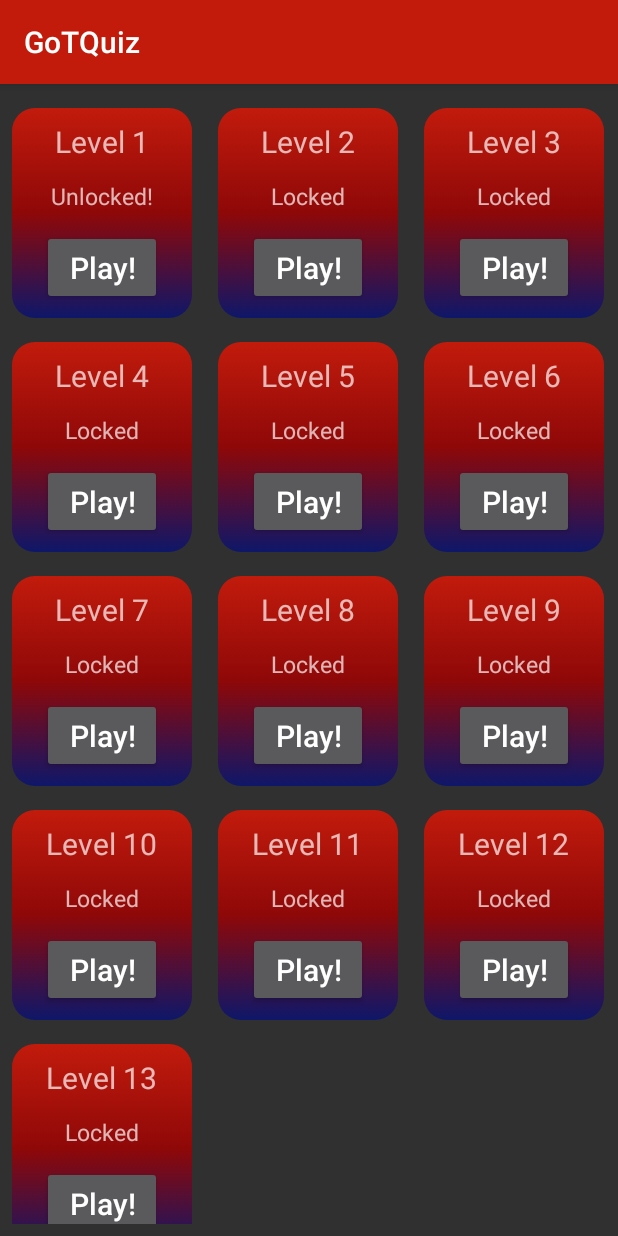
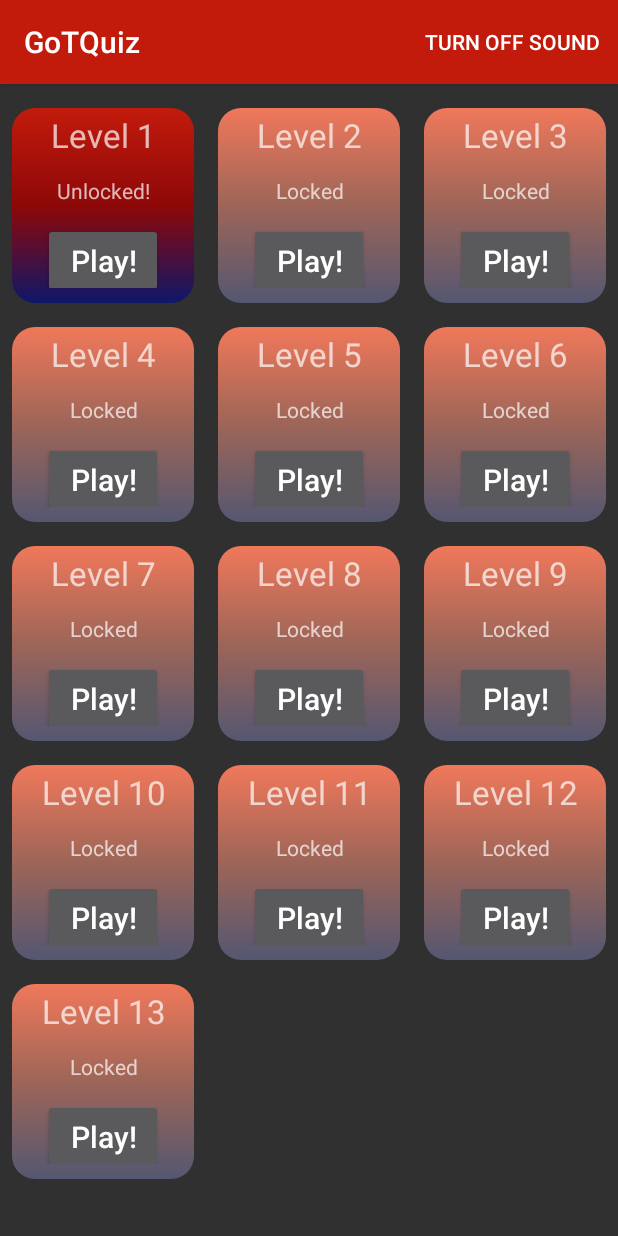
Before and after one commit to rinzler173/GoTQuiz, an Android app: the LevelMenuFragment screen opened directly, with no data from a screen before it, on a phone screen of 412 x 824 dp. Run offline under Robolectric (Android 15) with nearby library versions, the phone set to English and light mode, and no system bars; our stand-ins replace data binding; 1 statement that could not run was skipped.

Commit message:
first update

```diff
--- a/app/build.gradle
+++ b/app/build.gradle
@@ -18,7 +18,7 @@ android {
     }
     dataBinding
             {
-                enabled=true;
+                enabled=true
             }
 }
 
--- a/app/src/main/java/com/vividgames/android/gotquiz/LevelMenuFragment.java
+++ b/app/src/main/java/com/vividgames/android/gotquiz/LevelMenuFragment.java
@@ -1,6 +1,7 @@
 package com.vividgames.android.gotquiz;
 
 import android.content.Intent;
+import android.content.res.Resources;
 import android.databinding.DataBindingUtil;
 import android.os.Bundle;
 import android.support.annotation.NonNull;
@@ -9,6 +10,9 @@ import android.support.v4.app.Fragment;
 import android.support.v7.widget.GridLayoutManager;
 import android.support.v7.widget.RecyclerView;
 import android.view.LayoutInflater;
+import android.view.Menu;
+import android.view.MenuInflater;
+import android.view.MenuItem;
 import android.view.View;
 import android.view.ViewGroup;
 import android.widget.Toast;
@@ -17,6 +21,7 @@ import com.vividgames.android.gotquiz.databinding.FragmentLevelMenuBinding;
 import com.vividgames.android.gotquiz.databinding.ListItemLevelBinding;
 
 import java.util.List;
+import java.util.Objects;
 import java.util.UUID;
 
 import static android.app.Activity.RESULT_OK;
@@ -34,8 +39,8 @@ public class LevelMenuFragment extends Fragment
     LevelManager mLevelManager;
     UUID mStartedLevelId;
     LevelAdapter mLevelAdapter;
-    private ListItemLevelBinding mItemLevelBinding;
     private FragmentLevelMenuBinding mLevelMenuBinding;
+    private boolean mSoundPlayed;
 
     public static LevelMenuFragment newInstance()
     {
@@ -46,11 +51,13 @@ public class LevelMenuFragment extends Fragment
     public void onCreate(@Nullable Bundle savedInstanceState)
     {
         super.onCreate(savedInstanceState);
+        setHasOptionsMenu(true);
         mLevelManager=LevelManager.get(getActivity());
         if (savedInstanceState!=null)
         {
             mStartedLevelId=(UUID)savedInstanceState.getSerializable(STARTED_LEVEL_ID);
         }
+        mSoundPlayed=QueryPreferences.isSoundPlayed(getActivity());
     }
 
     @Override
@@ -63,9 +70,35 @@ public class LevelMenuFragment extends Fragment
         return mLevelMenuBinding.getRoot();
     }
 
+    @Override
+    public void onCreateOptionsMenu(Menu menu, MenuInflater inflater)
+    {
+        super.onCreateOptionsMenu(menu, inflater);
+        inflater.inflate(R.menu.settings_menu, menu);
+        MenuItem mToggleSound=menu.findItem(R.id.toggle_sound);
+        mToggleSound.setTitle(mSoundPlayed ? R.string.sound_off : R.string.sound_on);
+    }
+
+    @Override
+    public boolean onOptionsItemSelected(MenuItem item)
+    {
+        switch (item.getItemId())
+        {
+            case R.id.toggle_sound:
+                QueryPreferences.setPlaySound(getActivity(), !mSoundPlayed);
+                mSoundPlayed=QueryPreferences.isSoundPlayed(getActivity());
+                getActivity().invalidateOptionsMenu();
+                return true;
+            default:
+                return super.onOptionsItemSelected(item);
+        }
+    }
+
     private class LevelHolder extends RecyclerView.ViewHolder
     {
-
+        //variable for reference to holders view must be declared within it's class!
+        private ListItemLevelBinding mItemLevelBinding;
+        private Resources mResources=getResources();
 
         private LevelHolder(ListItemLevelBinding binding)
         {
@@ -77,6 +110,10 @@ public class LevelMenuFragment extends Fragment
         public void bind(Level level)
         {
             mItemLevelBinding.getViewModel().setLevel(level);
+            if (level.getLevelStatus()==LevelManager.LevelsSchema.StatusCodes.LEVEL_LOCKED)
+            {
+                mItemLevelBinding.getRoot().setBackground(mResources.getDrawable(R.drawable.level_icon_unplayable));
+            }
             mItemLevelBinding.executePendingBindings();
         }
     }
@@ -103,7 +140,6 @@ public class LevelMenuFragment extends Fragment
         {
             Level level=mLevels.get(position);
             holder.bind(level);
-
         }
 
         @Override
@@ -145,34 +181,35 @@ public class LevelMenuFragment extends Fragment
 
             boolean victorious=GameplayActivity.wasVictoryAchieved(data);
 
-            int messageResId;
+            String message;
+            Resources res=getResources();
             if (victorious)
             {
                 int completedLvlIndex=mLevelManager.getLevels().indexOf(mLevelManager.getLevel(mStartedLevelId));
-                messageResId=R.string.level_unlocked_toast;
                 boolean gameCompleted=mLevelManager.onLevelCompleted(mStartedLevelId);
 
                 if (gameCompleted)
                 {
-                    messageResId=R.string.game_completed_toast;
-                    ((MainMenuActivity)getActivity()).playSound(GAME_COMPLETED_SOUND_URI);
+                    message=res.getString(R.string.game_completed_toast);
+                    ((MainMenuActivity)Objects.requireNonNull(getActivity())).playSound(GAME_COMPLETED_SOUND_URI);
                 }
                 else
                 {
+                    message=String.format(res.getString(R.string.level_unlocked_toast), completedLvlIndex+2);
                     mLevelManager=LevelManager.get(getActivity());
                     mLevelAdapter=new LevelAdapter(mLevelManager.getLevels());
                     mLevelMenuBinding.recyclerView.setAdapter(mLevelAdapter);
-                    ((MainMenuActivity)getActivity()).playSound(LEVEL_COMPLETED_SOUND_URI);
+                    ((MainMenuActivity)Objects.requireNonNull(getActivity())).playSound(LEVEL_COMPLETED_SOUND_URI);
                     //mLevelAdapter.notifyItemChanged(completedLvlIndex+1);
                 }
                // mLevelAdapter.notifyItemChanged(completedLvlIndex);
             }
             else
             {
-                messageResId=R.string.level_failed_toast;
-                ((MainMenuActivity)getActivity()).playSound(LEVEL_FAILED_SOUND_URI);
+                message=res.getString(R.string.level_failed_toast);
+                ((MainMenuActivity)Objects.requireNonNull(getActivity())).playSound(LEVEL_FAILED_SOUND_URI);
             }
-            Toast.makeText(getActivity(), messageResId, Toast.LENGTH_LONG).show();
+            Toast.makeText(getActivity(), message, Toast.LENGTH_LONG).show();
         }
     }
 }
--- a/app/src/main/java/com/vividgames/android/gotquiz/MainMenuActivity.java
+++ b/app/src/main/java/com/vividgames/android/gotquiz/MainMenuActivity.java
@@ -8,6 +8,7 @@ import android.support.v4.app.Fragment;
 public class MainMenuActivity extends SingleFragmentActivity
 {
     private MediaPlayer mMenuSoundPlayer;
+    private boolean mPlaySound;
 
     public static Intent newIntent(Context packageContext)
     {
@@ -21,6 +22,13 @@ public class MainMenuActivity extends SingleFragmentActivity
         return LevelMenuFragment.newInstance();
     }
 
+    @Override
+    protected void onResume()
+    {
+        super.onResume();
+        mPlaySound=QueryPreferences.isSoundPlayed(this);
+    }
+
     protected void playSound(int soundId)
     {
         mMenuSoundPlayer =MediaPlayer.create(this, soundId);
@@ -29,7 +37,10 @@ public class MainMenuActivity extends SingleFragmentActivity
             @Override
             public void onPrepared(MediaPlayer mp)
             {
-                mMenuSoundPlayer.start();
+                if(mPlaySound)
+                {
+                    mMenuSoundPlayer.start();
+                }
             }
         });
 
@@ -39,9 +50,10 @@ public class MainMenuActivity extends SingleFragmentActivity
     protected void onPause()
     {
         super.onPause();
-        if (mMenuSoundPlayer !=null )
+        if (mMenuSoundPlayer !=null)
         {
             mMenuSoundPlayer.release();
         }
     }
+
 }
--- a/app/src/main/res/layout/fragment_level_menu.xml
+++ b/app/src/main/res/layout/fragment_level_menu.xml
@@ -4,6 +4,7 @@
         android:id="@+id/recycler_view"
         android:layout_width="match_parent"
         android:layout_height="match_parent"
-        android:layout_marginVertical="8dp">
+        android:layout_marginTop="8dp"
+        android:layout_marginBottom="8dp">
     </android.support.v7.widget.RecyclerView>
 </layout>
--- a/app/src/main/res/layout/fragment_question.xml
+++ b/app/src/main/res/layout/fragment_question.xml
@@ -9,7 +9,10 @@
         android:id="@+id/question_text"
         android:layout_width="wrap_content"
         android:layout_height="wrap_content"
-        android:paddingHorizontal="8dp"
+        android:paddingTop="8dp"
+        android:paddingBottom="8dp"
+        android:paddingRight="10dp"
+        android:paddingLeft="10dp"
         android:textSize="20dp"
         android:gravity="center"
         android:layout_marginBottom="85dp"/>
--- a/app/src/main/res/layout/list_item_level.xml
+++ b/app/src/main/res/layout/list_item_level.xml
@@ -1,6 +1,8 @@
 <?xml version="1.0" encoding="utf-8"?>
 <layout xmlns:android="http://schemas.android.com/apk/res/android"
-    xmlns:tools="http://schemas.android.com/tools">
+    xmlns:tools="http://schemas.android.com/tools"
+    xmlns:app="http://schemas.android.com/apk/res-auto"
+    android:layout_gravity="center">
 
     <data>
         <variable
@@ -9,39 +11,46 @@
     </data>
 
     <LinearLayout
-        android:layout_width="120dp"
-        android:layout_height="140dp"
+        android:layout_width="match_parent"
+        android:layout_height="130dp"
         android:orientation="vertical"
         android:gravity="center"
         android:layout_margin="8dp"
         android:addStatesFromChildren="true"
         style="@style/LevelIcon">
         <TextView
-            android:layout_width="wrap_content"
-            android:layout_height="wrap_content"
+            android:layout_width="match_parent"
+            android:layout_height="30dp"
+            android:gravity="center"
             tools:text="Level 1"
             android:text="@{viewModel.title}"
-            android:textSize="20dp"
-            android:layout_marginVertical="12dp"/>
+            app:autoSizeTextType="uniform"
+            app:autoSizeMinTextSize="8sp"
+            app:autoSizeMaxTextSize="32sp"
+            app:autoSizeStepGranularity="2sp"
+            android:layout_marginTop="12dp"
+            android:layout_marginBottom="12dp"/>
         <TextView
             android:id="@+id/status"
-            android:layout_width="wrap_content"
+            android:layout_width="match_parent"
             android:layout_height="wrap_content"
             tools:text="completed"
+            android:gravity="center"
             android:text="@{viewModel.status}"
-            android:textSize="15dp"/>
+            app:autoSizeTextType="uniform"
+            app:autoSizeMinTextSize="6sp"
+            app:autoSizeMaxTextSize="24sp"
+            app:autoSizeStepGranularity="1sp"/>
         <Button
             android:layout_width="80dp"
             android:layout_height="50dp"
             android:onClick="@{() -> viewModel.onButtonClicked()}"
             android:text="@string/start_level"
             android:textAllCaps="false"
-            android:textSize="20dp"
+            android:textSize="20sp"
             android:enabled="@{viewModel.playable}"
             android:duplicateParentState="false"
-            android:layout_marginVertical="12dp"
-            />
+            android:layout_marginTop="12dp"
+            android:layout_marginBottom="12dp" />
     </LinearLayout>
-
-
 </layout>
--- /dev/null
+++ b/app/src/main/res/menu/settings_menu.xml
@@ -0,0 +1,8 @@
+<?xml version="1.0" encoding="utf-8"?>
+<menu xmlns:app="http://schemas.android.com/apk/res-auto"
+    xmlns:android="http://schemas.android.com/apk/res/android">
+    <item
+        android:id="@+id/toggle_sound"
+        android:title="@string/sound_off"
+        app:showAsAction="ifRoom" />
+</menu>
--- a/app/src/main/res/values/strings.xml
+++ b/app/src/main/res/values/strings.xml
@@ -10,5 +10,7 @@
     <string name="game_completed_toast">You completed the game! Congratulations!</string>
     <string name="guessed_cheer_1">That is correct!</string>
     <string name="not_guessed_msg_1">That is incorrect!</string>
-    <string name="level_unlocked_toast">New level unlocked!</string>
+    <string name="level_unlocked_toast">Level %1$d unlocked!</string>
+    <string name="sound_off">Turn off sound</string>
+    <string name="sound_on">Turn on sound</string>
 </resources>
```
Also changed, not shown: app/src/main/java/com/vividgames/android/gotquiz/GameplayActivity.java (+9 -1 lines), app/src/main/java/com/vividgames/android/gotquiz/QueryPreferences.java (added, +22 -0 lines), app/src/main/java/com/vividgames/android/gotquiz/StartScreenActivity.java (+18 -10 lines), app/src/main/java/com/vividgames/android/gotquiz/StartScreenAnimationFragment.java (+8 -1 lines), app/src/main/assets/font/josefin_sans_regular.ttf (added).
